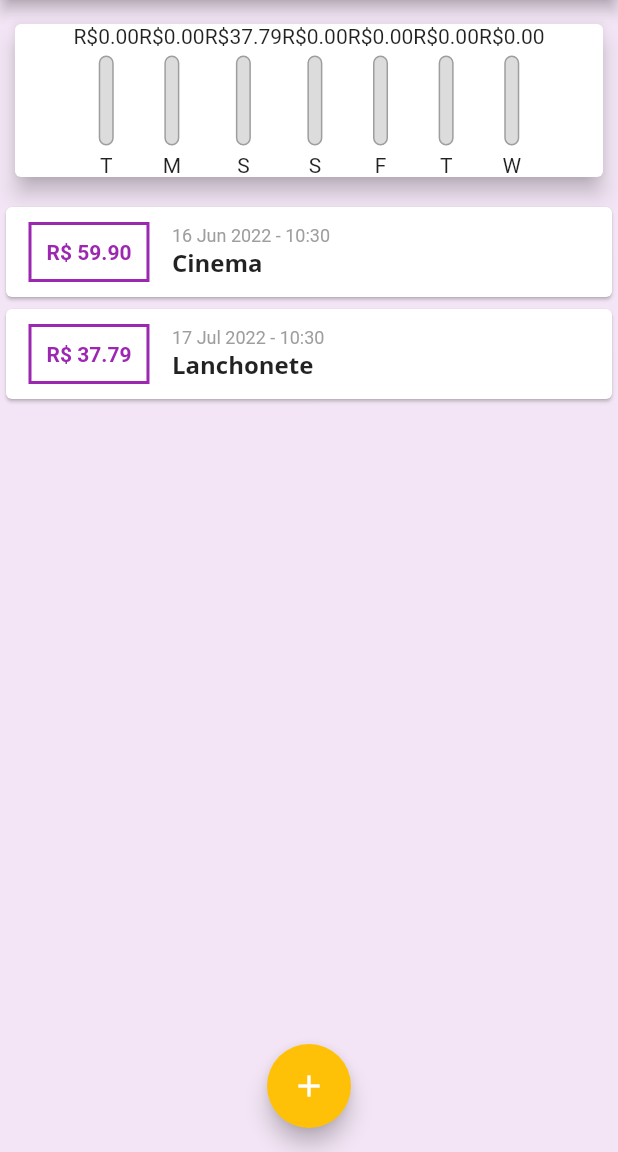
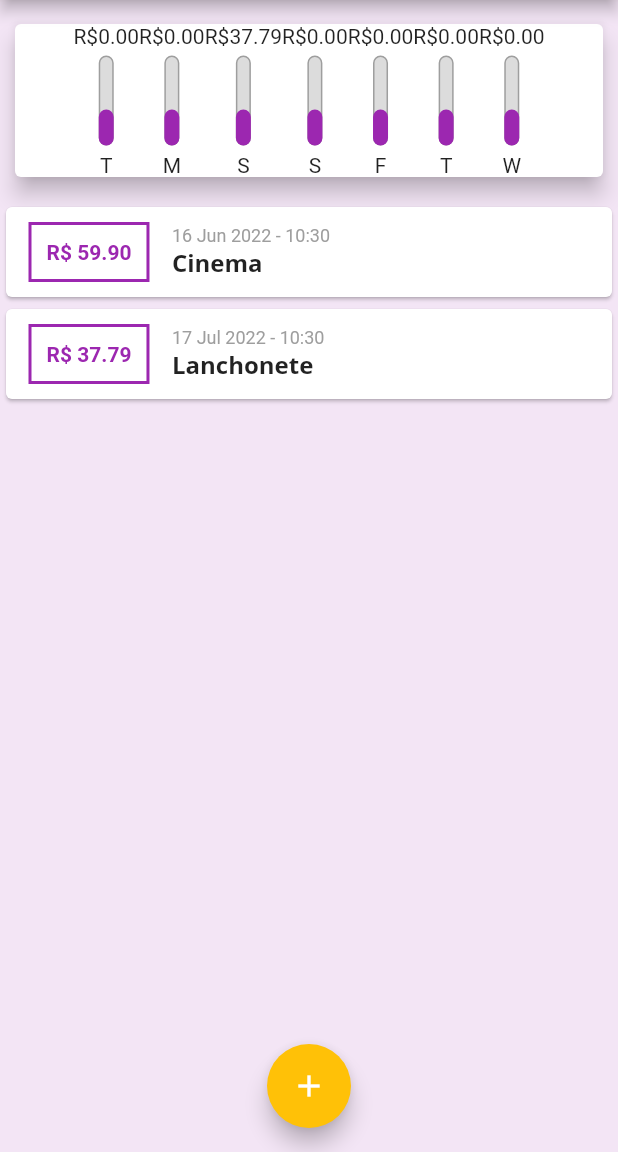
Before and after one commit to isaacscardoso/expenses-diary-app, a Flutter app: the screen it shows after launch, on a phone screen of 412 x 824 dp, the part 84-1236 px from its top. Run offline on Flutter 3.47's test engine with Material 2 defaults, Android fonts, the phone set to English and light mode, and no system bars.

Commit message:
Working on the 'ChartBar' component - (color percentage thermometer).

```diff
--- a/lib/components/chart.dart
+++ b/lib/components/chart.dart
@@ -45,7 +45,7 @@ class Chart extends StatelessWidget {
           return ChartBar(
             label: gt['day'],
             value: gt['value'],
-            percentage: 0,
+            percentage: 0.4,
           );
         }).toList(),
       ),
--- a/lib/components/chart_bar.dart
+++ b/lib/components/chart_bar.dart
@@ -25,6 +25,7 @@ class ChartBar extends StatelessWidget {
           height: 60,
           width: 10,
           child: Stack(
+            alignment: Alignment.bottomCenter,
             children: <Widget>[
               Container(
                 decoration: BoxDecoration(
@@ -34,6 +35,15 @@ class ChartBar extends StatelessWidget {
                   ),
                   color: const Color.fromRGBO(220, 220, 220, 1),
                   borderRadius: BorderRadius.circular(5),
+                ),
+              ),
+              FractionallySizedBox(
+                heightFactor: percentage,
+                child: Container(
+                  decoration: BoxDecoration(
+                    color: Theme.of(context).colorScheme.primary,
+                    borderRadius: BorderRadius.circular(5),
+                  ),
                 ),
               ),
             ],
```
